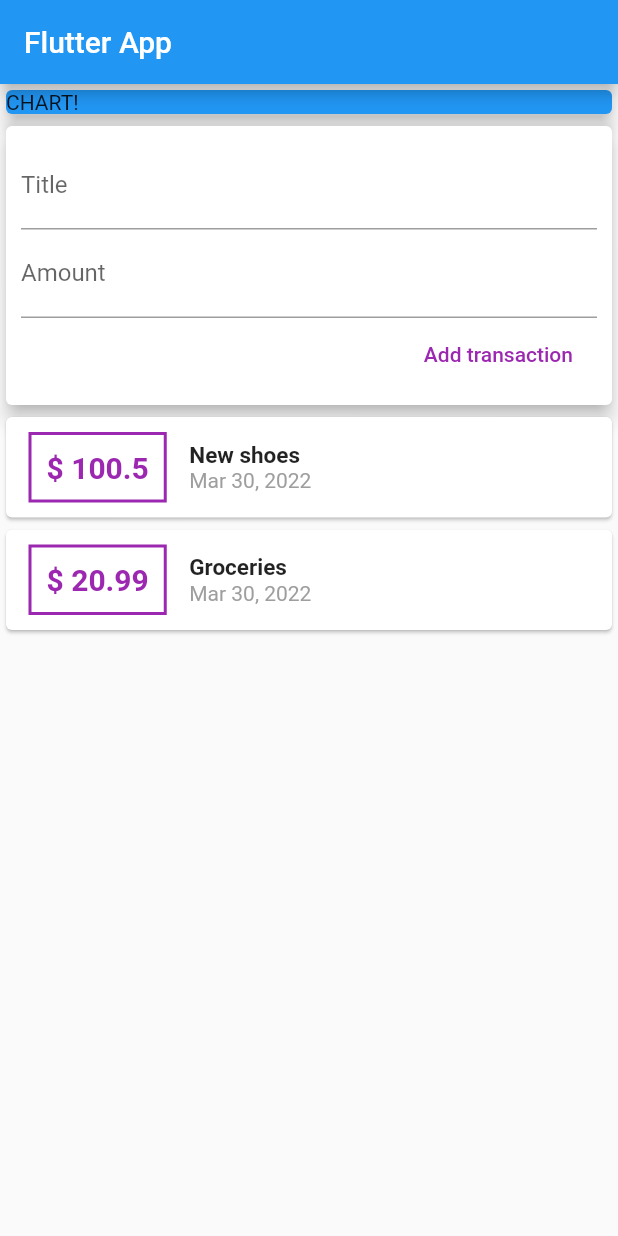
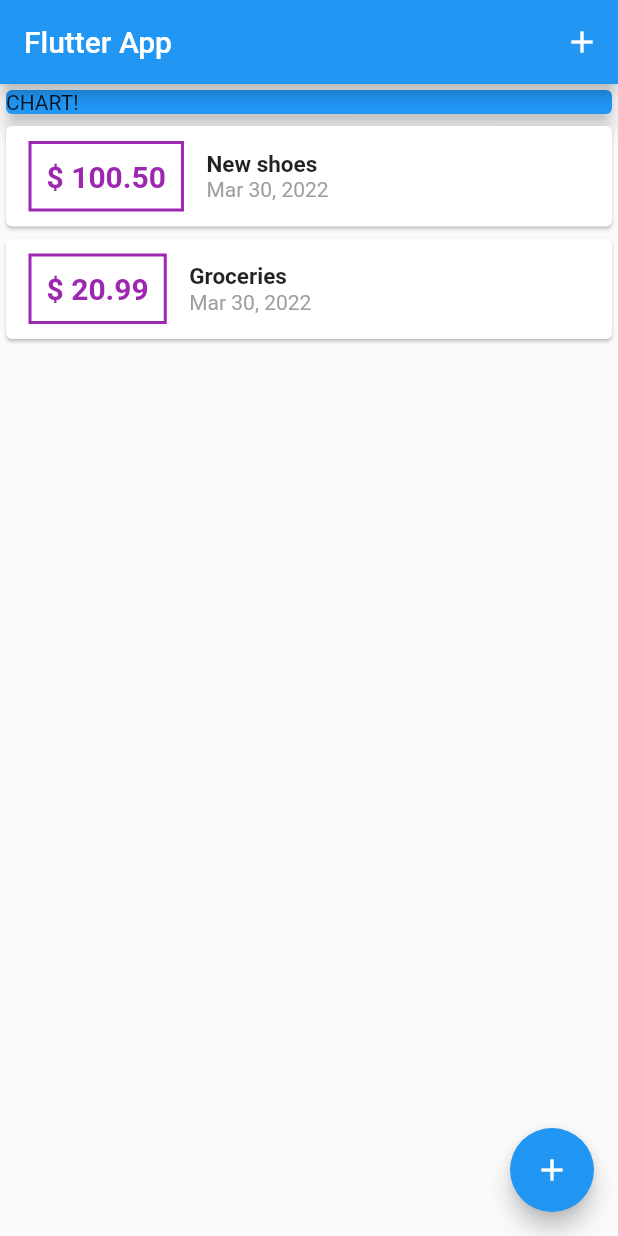
Before and after one commit to AnuTor/Flutter-course, a Flutter app: the screen it shows after launch, on a phone screen of 412 x 824 dp. Run offline on Flutter 3.47's test engine with Material 2 defaults, Android fonts, the phone set to English and light mode, and no system bars; missing offline and left inert: dart:ffi.

Commit message:
Actualizado a lectura 94

```diff
--- a/app2_personal_expense_app/lib/main.dart
+++ b/app2_personal_expense_app/lib/main.dart
@@ -1,6 +1,8 @@
 import 'package:flutter/material.dart';
 
-import './widgets/user_transaction.dart';
+import './widgets/new_transaction.dart';
+import './widgets/transaction_list.dart';
+import './models/transaction.dart';
 
 void main() => runApp(MyApp());
 
@@ -14,15 +16,59 @@ class MyApp extends StatelessWidget {
   }
 }
 
-class MyHomePage extends StatelessWidget {
-  // String titleInput;
-  // String amountInput;
+class MyHomePage extends StatefulWidget {
+  @override
+  State<MyHomePage> createState() => _MyHomePageState();
+}
+
+class _MyHomePageState extends State<MyHomePage> {
+  final List<Transaction> _userTransactions = [
+    Transaction(
+      id: 't1',
+      title: 'New shoes',
+      amount: 100.50,
+      date: DateTime.now(),
+    ),
+    Transaction(
+      id: 't2',
+      title: 'Groceries',
+      amount: 20.99,
+      date: DateTime.now(),
+    )
+  ];
+
+  void _addNewTransaction(String txTitle, double txAmount) {
+    final newTx = Transaction(
+      title: txTitle,
+      amount: txAmount,
+      date: DateTime.now(),
+      id: DateTime.now().toString(),
+    );
+
+    setState(() {
+      _userTransactions.add(newTx);
+    });
+  }
+
+  void _startAddNewTransaction(BuildContext ctx) {
+    showModalBottomSheet(
+        context: ctx,
+        builder: (bCtx) {
+          return NewTransaction(_addNewTransaction);
+        });
+  }
 
   @override
   Widget build(BuildContext context) {
     return Scaffold(
       appBar: AppBar(
         title: Text('Flutter App'),
+        actions: [
+          IconButton(
+            onPressed: () => _startAddNewTransaction(context),
+            icon: Icon(Icons.add),
+          ),
+        ],
       ),
       body: SingleChildScrollView(
         child: Column(
@@ -37,9 +83,13 @@ class MyHomePage extends StatelessWidget {
                 elevation: 5,
               ),
             ),
-            UserTransactions()
+            TransactionList(_userTransactions),
           ],
         ),
+      ),
+      floatingActionButton: FloatingActionButton(
+        child: Icon(Icons.add),
+        onPressed: () => _startAddNewTransaction(context),
       ),
     );
   }
--- a/app2_personal_expense_app/lib/widgets/transaction_list.dart
+++ b/app2_personal_expense_app/lib/widgets/transaction_list.dart
@@ -10,8 +10,10 @@ class TransactionList extends StatelessWidget {
 
   @override
   Widget build(BuildContext context) {
-    return Column(
-      children: transactions.map((tx) {
+    return Container(
+      height: 300,
+      child: ListView.builder(
+        itemBuilder: (ctx, int index) {
           return Card(
             child: Row(
               children: <Widget>[
@@ -28,7 +30,7 @@ class TransactionList extends StatelessWidget {
                     ),
                   ),
                   child: Text(
-                  '\$ ${tx.amount}',
+                    '\$ ${transactions[index].amount.toStringAsFixed(2)}',
                     style: TextStyle(
                       fontWeight: FontWeight.bold,
                       fontSize: 20,
@@ -40,14 +42,14 @@ class TransactionList extends StatelessWidget {
                   crossAxisAlignment: CrossAxisAlignment.start,
                   children: <Widget>[
                     Text(
-                    tx.title,
+                      transactions[index].title,
                       style: TextStyle(
                         fontWeight: FontWeight.bold,
                         fontSize: 15,
                       ),
                     ),
                     Text(
-                    DateFormat.yMMMd().format(tx.date),
+                      DateFormat.yMMMd().format(transactions[index].date),
                       style: TextStyle(color: Colors.grey),
                     ),
                   ],
@@ -55,7 +57,9 @@ class TransactionList extends StatelessWidget {
               ],
             ),
           );
-      }).toList(),
+        },
+        itemCount: transactions.length,
+      ),
     );
   }
 }
--- a/app2_personal_expense_app/lib/widgets/user_transaction.dart
+++ /dev/null
@@ -1,50 +0,0 @@
-import 'package:flutter/material.dart';
-
-import './new_transaction.dart';
-import './transaction_list.dart';
-import '../models/transaction.dart';
-
-class UserTransactions extends StatefulWidget {
-  @override
-  State<UserTransactions> createState() => _UserTransactionsState();
-}
-
-class _UserTransactionsState extends State<UserTransactions> {
-  final List<Transaction> _userTransactions = [
-    Transaction(
-      id: 't1',
-      title: 'New shoes',
-      amount: 100.50,
-      date: DateTime.now(),
-    ),
-    Transaction(
-      id: 't2',
-      title: 'Groceries',
-      amount: 20.99,
-      date: DateTime.now(),
-    )
-  ];
-
-  void _addNewTransaction(String txTitle, double txAmount) {
-    final newTx = Transaction(
-      title: txTitle,
-      amount: txAmount,
-      date: DateTime.now(),
-      id: DateTime.now().toString(),
-    );
-
-    setState(() {
-      _userTransactions.add(newTx);
-    });
-  }
-
-  @override
-  Widget build(BuildContext context) {
-    return Column(
-      children: <Widget>[
-        NewTransaction(_addNewTransaction),
-        TransactionList(_userTransactions),
-      ],
-    );
-  }
-}
```
Also changed, not shown: app2_personal_expense_app/lib/widgets/new_transaction.dart (+30 -9 lines). Lines whose indentation alone changed are shown as unchanged.
